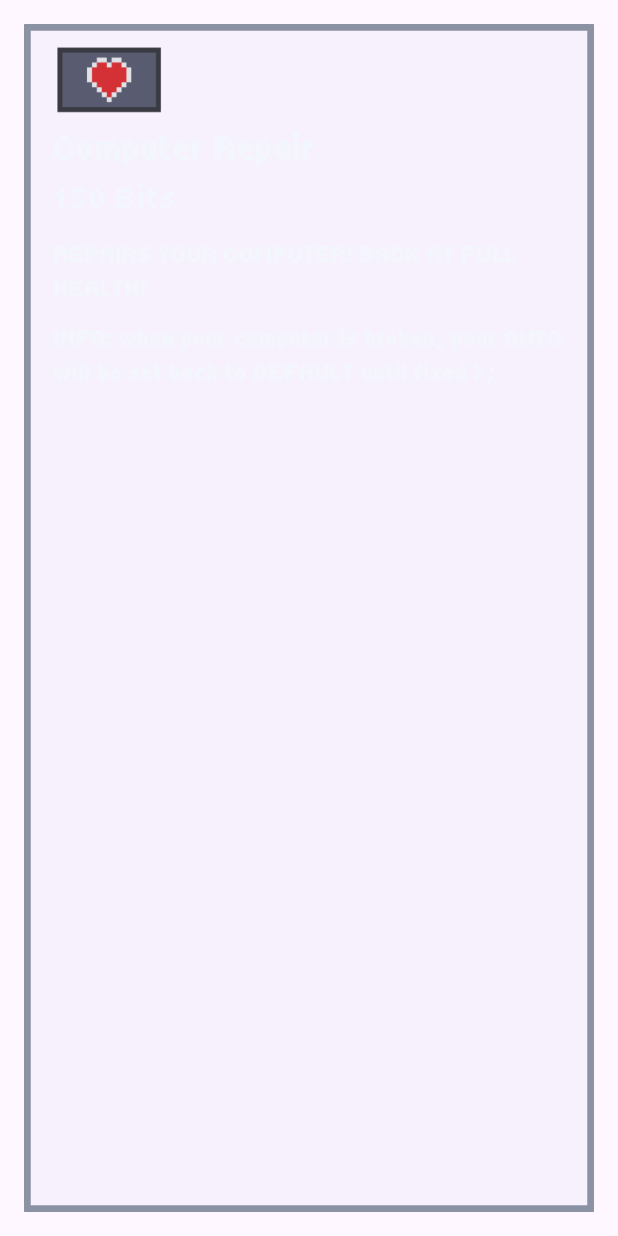
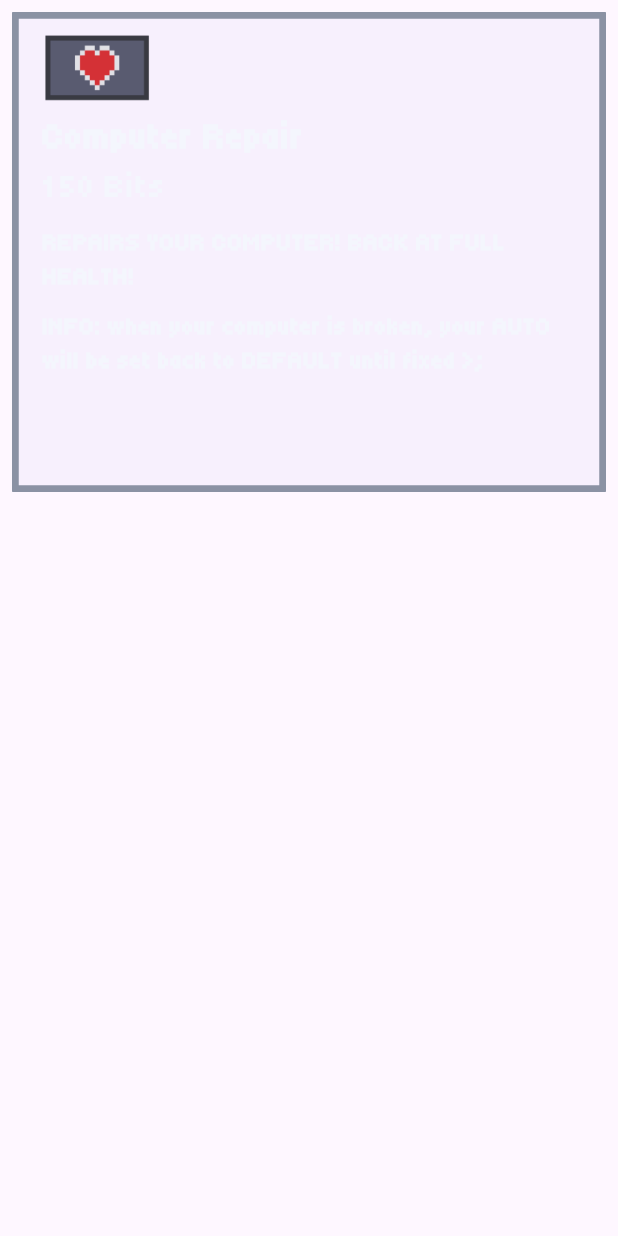
Before and after one commit to AsherTsai/ARLO.EXE-Clicker, a Flutter app: the ShopPage widget shown alone on an empty page, opened directly, on a phone screen of 412 x 824 dp. Run offline on Flutter 3.47's test engine with Material 3 defaults, Android fonts, the light colour scheme and no system bars; our stand-ins replace audioplayers, shared_preferences; accounts and stored records are empty.

Commit message:
Revert "UI Bug Fixes"
This reverts commit 6428581b7cdd465af893172cbc6c48d4ef9c8b88.

```diff
--- a/lib/home.dart
+++ b/lib/home.dart
@@ -121,7 +121,7 @@ class _HomeState extends State<Home> {
 
               //COMPUTER DESK
               Container(
-                height: 170,
+                height: 200,
                 width: double.infinity,
 
                 decoration: BoxDecoration(
--- a/lib/main.dart
+++ b/lib/main.dart
@@ -27,12 +27,6 @@ class MyApp extends StatelessWidget {
 
   @override
   Widget build(BuildContext context) {
-    AppBar(
-      systemOverlayStyle: SystemUiOverlayStyle(
-        // Status bar color
-        statusBarColor: Colors.red,
-      ),
-    );
     return MaterialApp(
       debugShowCheckedModeBanner: false,
       home: Home(),
--- a/lib/mainScreen.dart
+++ b/lib/mainScreen.dart
@@ -41,8 +41,8 @@ class _MainscreenState extends State<Mainscreen>
               child: Image.asset(
                 'assets/images/${value.quokka}${value.image}.png',
                 fit: BoxFit.cover,
-                height: 330,
-                width: 230,
+                height: 400,
+                width: 240,
               ),
             ),
             Positioned.fill(
--- a/lib/model.dart
+++ b/lib/model.dart
@@ -135,9 +135,9 @@ class Model extends ChangeNotifier {
 
   String get formattedBits {
     if (_bits < 1000) return _bits.toString();
-    if (_bits < 1000000) return (_bits / 1000).toStringAsFixed(3);
-    if (_bits < 1000000000) return (_bits / 1000000).toStringAsFixed(3);
-    return (_bits / 1000000000).toStringAsFixed(3);
+    if (_bits < 1000000) return (_bits / 1000).toStringAsFixed(3) + " KB";
+    if (_bits < 1000000000) return (_bits / 1000000).toStringAsFixed(3) + " MB";
+    return (_bits / 1000000000).toStringAsFixed(3) + " GB";
   }
 
   String get quokka => _isBatteryDead ? 'dedquokka_' : 'quokka_';
--- a/lib/shop.dart
+++ b/lib/shop.dart
@@ -132,10 +132,9 @@ class _ShopPageState extends State<ShopPage> {
                   }
                 }
               },
-              child: Padding(
-                padding: const EdgeInsets.all(8.0),
-                child: Expanded(
               child: Container(
+                height: 320,
+
                 decoration: BoxDecoration(
                   color: const Color.fromARGB(
                     255,
@@ -160,10 +159,7 @@ class _ShopPageState extends State<ShopPage> {
                     crossAxisAlignment: CrossAxisAlignment.start,
                     children: [
                       Padding(
-                            padding: const EdgeInsets.only(
-                              top: 10.0,
-                              bottom: 6.0,
-                            ),
+                        padding: const EdgeInsets.only(top: 10.0, bottom: 6.0),
                         child: Image.asset(
                           'assets/heart.png',
                           fit: BoxFit.contain,
@@ -210,8 +206,6 @@ class _ShopPageState extends State<ShopPage> {
               ),
             ),
           ),
-            ),
-          ),
         );
       },
     );
```
Lines whose indentation alone changed are shown as unchanged.
